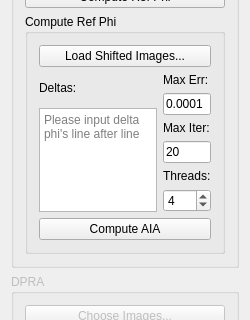
This is App_DPRA/dprawidget.ui in TWANG006/G-LS3U as Qt 5 draws it before an edit; both pictures show x 0 to 250 and y 84 to 404 of the 250 by 713 pixel window. The edited form follows.
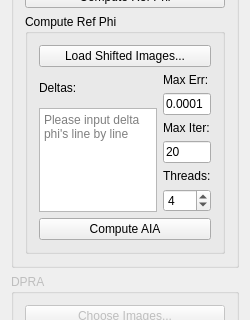
This is the edited form.

Commit message: Update UI, added close event

```diff
--- a/App_DPRA/dprawidget.ui
+++ b/App_DPRA/dprawidget.ui
@@ -123,7 +123,7 @@
             </size>
            </property>
            <property name="placeholderText">
-            <string>Please input delta phi's line after line</string>
+            <string>Please input delta phi's line by line</string>
            </property>
           </widget>
          </item>
```
The commit also changes 2 other files.
